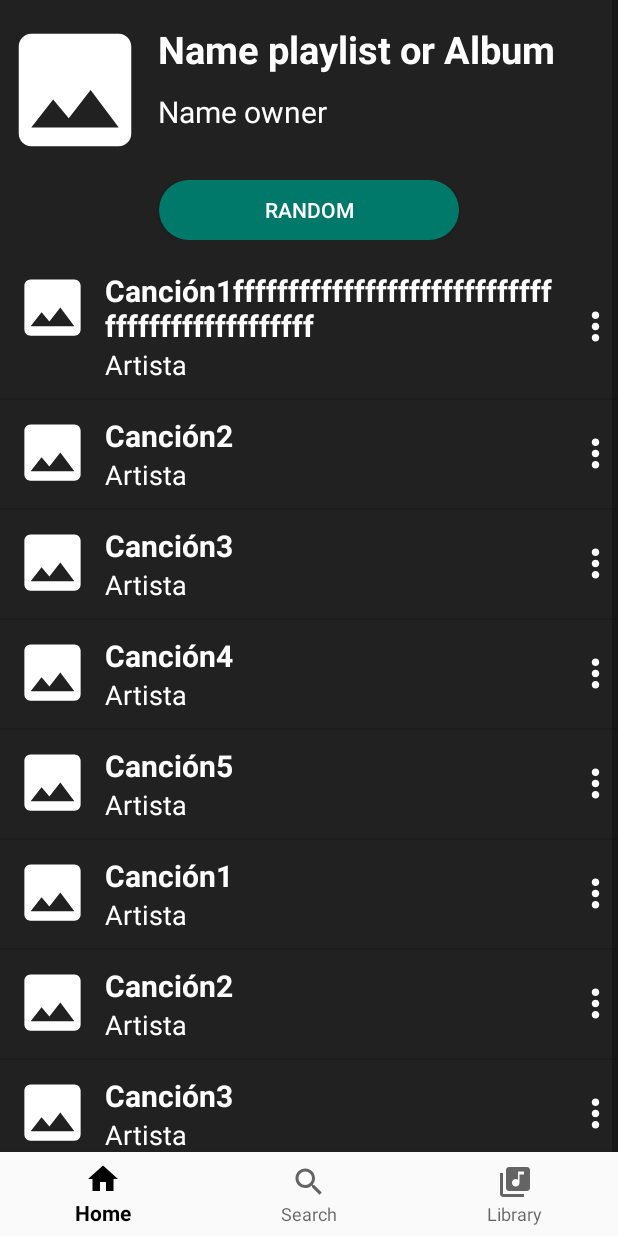
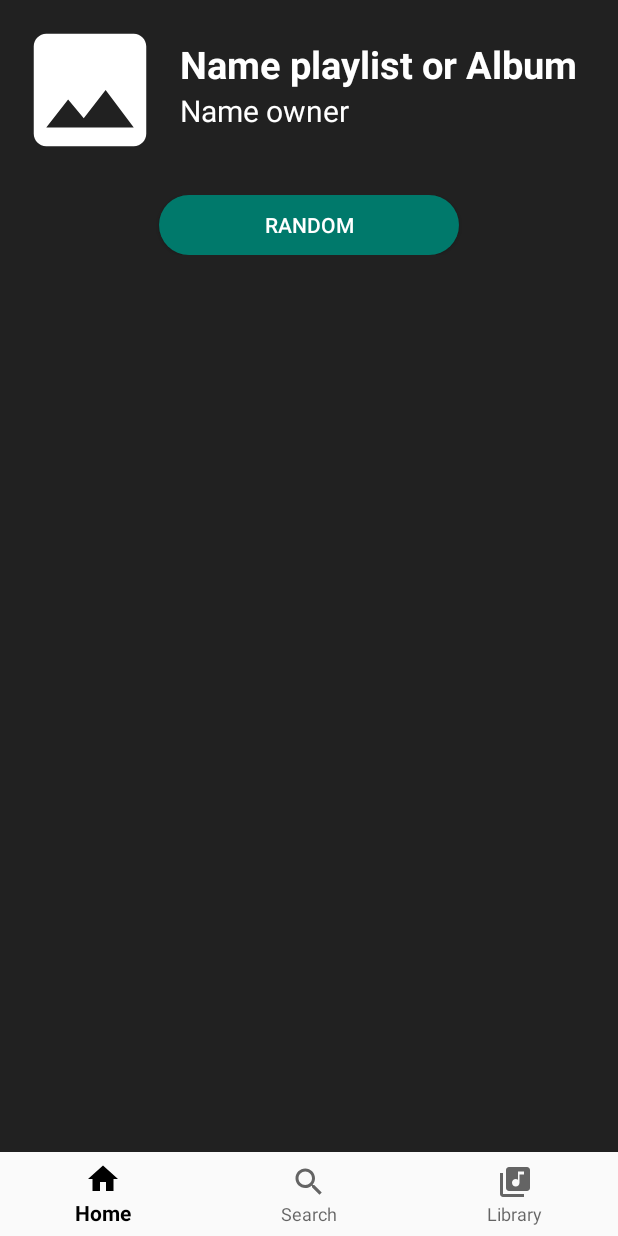
Before and after one commit to vninomtz/MovilClientLisMusic, an Android app: the TrackFragment screen opened through its navigation route, on a phone screen of 412 x 824 dp. Run offline under Robolectric (Android 15) with nearby library versions, the phone set to English and light mode, and no system bars; our stand-ins replace navigation-ui; libraries missing offline, so code that uses them is left out: com.facebook, com.facebook.login; pictures from the network do not load; 1 statement that could not run was skipped.

Commit message:
Navigation between playlist fragment and track fragment

```diff
--- a/code/app/build.gradle
+++ b/code/app/build.gradle
@@ -1,4 +1,5 @@
 apply plugin: 'com.android.application'
+apply plugin: "androidx.navigation.safeargs"
 
 android {
     compileSdkVersion 29
--- a/code/app/src/main/java/com/uv/lismusicjava/ui/track/TrackFragment.java
+++ b/code/app/src/main/java/com/uv/lismusicjava/ui/track/TrackFragment.java
@@ -14,9 +14,13 @@ import androidx.recyclerview.widget.RecyclerView;
 import android.view.LayoutInflater;
 import android.view.View;
 import android.view.ViewGroup;
+import android.widget.ImageView;
+import android.widget.TextView;
 import android.widget.Toast;
 
+import com.bumptech.glide.Glide;
 import com.uv.lismusicjava.R;
+import com.uv.lismusicjava.playlist.Playlist;
 import com.uv.lismusicjava.track.Track;
 import com.uv.lismusicjava.ui.track.adapter.TrackAdapter;
 
@@ -28,6 +32,8 @@ public class TrackFragment extends Fragment implements TrackAdapter.OnItemClickL
     private ArrayList<Track> listTracks;
     private RecyclerView recyclerTracks;
     private TrackAdapter trackAdapter;
+    private ImageView cover;
+    private TextView title, artist;
 
 
     @Override
@@ -35,6 +41,9 @@ public class TrackFragment extends Fragment implements TrackAdapter.OnItemClickL
                              @Nullable Bundle savedInstanceState) {
         View view = inflater.inflate(R.layout.track_fragment, container, false);
         recyclerTracks = view.findViewById(R.id.recyclerView_tracks);
+        cover = view.findViewById(R.id.image_fragment_tracks);
+        title = view.findViewById(R.id.textView_Title);
+        artist = view.findViewById((R.id.textView_subtitle));
         return view;
     }
 
@@ -42,18 +51,15 @@ public class TrackFragment extends Fragment implements TrackAdapter.OnItemClickL
     public void onActivityCreated(@Nullable Bundle savedInstanceState) {
         super.onActivityCreated(savedInstanceState);
         mViewModel = ViewModelProviders.of(this).get(TrackViewModel.class);
-        listTracks = new ArrayList<>();
-        listTracks.add(new Track("12345","Canción1ffffffffffffffffffffffffffffffffffffffffffffffff",122,"file",true,"sincover","Artista"));
-        listTracks.add(new Track("12345","Canción2",122,"file",true,"sincover","Artista"));
-        listTracks.add(new Track("12345","Canción3",122,"file",true,"sincover","Artista"));
-        listTracks.add(new Track("12345","Canción4",122,"file",true,"sincover","Artista"));
-        listTracks.add(new Track("12345","Canción5",122,"file",true,"sincover","Artista"));
-        listTracks.add(new Track("12345","Canción1",122,"file",true,"sincover","Artista"));
-        listTracks.add(new Track("12345","Canción2",122,"file",true,"sincover","Artista"));
-        listTracks.add(new Track("12345","Canción3",122,"file",true,"sincover","Artista"));
-        listTracks.add(new Track("12345","Canción4",122,"file",true,"sincover","Artista"));
-        listTracks.add(new Track("12345","Canción5",122,"file",true,"sincover","Artista"));
-        setupRecyclerView();
+        TrackFragmentArgs args = TrackFragmentArgs.fromBundle(getArguments());
+        Playlist playlist = args.getPlaylist();
+        if(playlist != null){
+            title.setText(playlist.getTitle());
+            artist.setText(playlist.getOwner());
+            Glide.with(this).load(playlist.getCover()).into(cover);
+        }
+
+        //setupRecyclerView();
     }
 
     private void setupRecyclerView(){
--- a/code/app/src/main/res/layout/track_fragment.xml
+++ b/code/app/src/main/res/layout/track_fragment.xml
@@ -18,21 +18,24 @@
                 android:layout_width="match_parent"
                 android:layout_height="wrap_content"
                 android:orientation="horizontal"
-                android:layout_marginTop="10dp">
+                android:background="@color/primaryColor">
                 <ImageView
                     android:id="@+id/image_fragment_tracks"
                     android:layout_width="100dp"
                     android:layout_height="100dp"
                     android:layout_alignParentLeft="true"
-                    android:src="@drawable/ic_baseline_image_200" />
+                    android:layout_margin="10dp"
+                    android:src="@drawable/ic_baseline_image_200"
+                    />
                 <TextView
                     android:id="@+id/textView_Title"
                     android:layout_width="match_parent"
                     android:layout_height="wrap_content"
                     android:text="Name playlist or Album"
                     android:layout_toRightOf="@+id/image_fragment_tracks"
+                    android:layout_centerHorizontal="true"
+                    android:layout_marginTop="25dp"
                     android:textSize="25sp"
-                    android:layout_margin="5dp"
                     android:textStyle="bold"
                     android:textColor="@color/primaryTextColor"/>
 
@@ -43,8 +46,8 @@
                     android:layout_marginBottom="10dp"
                     android:layout_below="@+id/textView_Title"
                     android:layout_toRightOf="@+id/image_fragment_tracks"
+                    android:layout_centerHorizontal="true"
                     android:text="Name owner"
-                    android:layout_margin="5dp"
                     android:textSize="20sp"
                     android:textColor="@color/primaryTextColor"/>
 
--- a/code/app/src/main/res/navigation/mobile_navigation.xml
+++ b/code/app/src/main/res/navigation/mobile_navigation.xml
@@ -58,5 +58,10 @@
         android:id="@+id/trackFragment"
         android:name="com.uv.lismusicjava.ui.track.TrackFragment"
         android:label="track_fragment"
-        tools:layout="@layout/track_fragment" />
+        tools:layout="@layout/track_fragment" >
+        <argument
+            android:name="playlist"
+            app:argType="com.uv.lismusicjava.playlist.Playlist"
+            app:nullable="true" />
+    </fragment>
 </navigation>
--- a/code/build.gradle
+++ b/code/build.gradle
@@ -9,7 +9,8 @@ buildscript {
     }
     dependencies {
         classpath 'com.android.tools.build:gradle:4.0.0'
-
+        def nav_version = "2.3.0-beta01"
+        classpath "androidx.navigation:navigation-safe-args-gradle-plugin:$nav_version"
 
         // NOTE: Do not place your application dependencies here; they belong
         // in the individual module build.gradle files
```
Also changed, not shown: code/app/src/main/java/com/uv/lismusicjava/playlist/Playlist.java (+42 -1 lines), code/app/src/main/java/com/uv/lismusicjava/ui/library/playlist/PlaylistLibraryFragment.java (+15 -13 lines).
